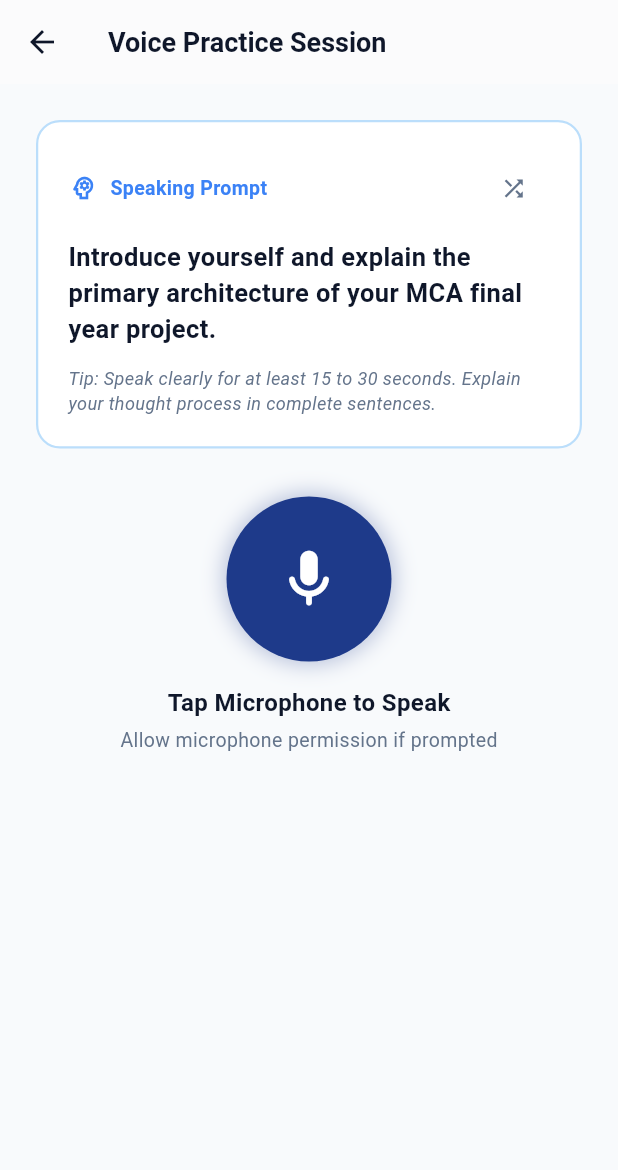
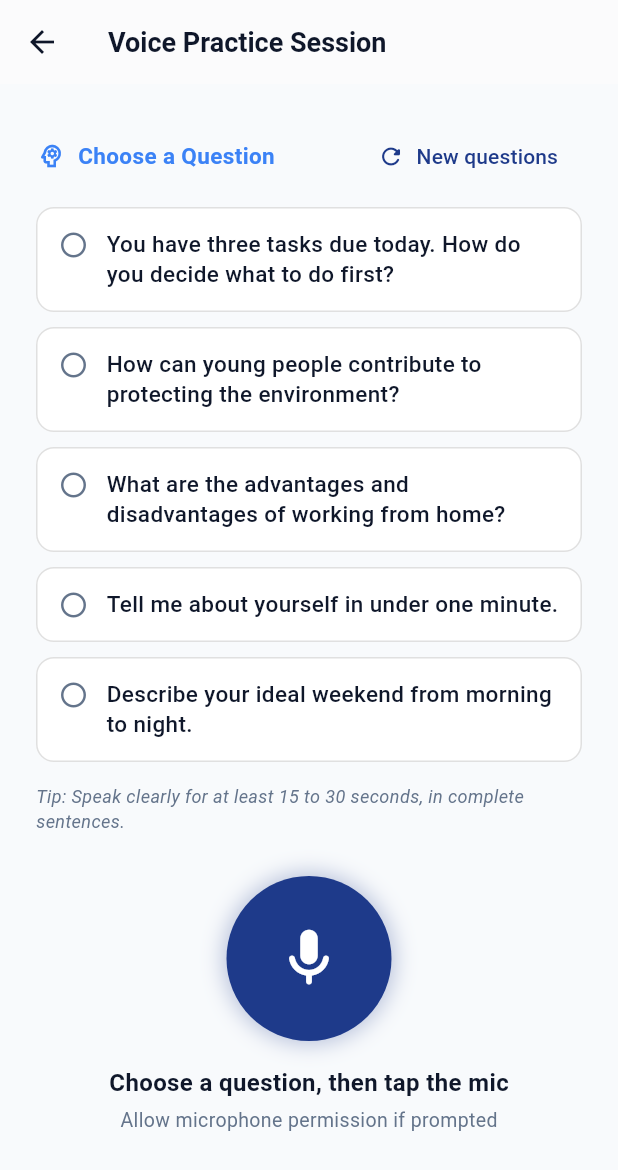
Before and after one commit to Thithiksha-tech/VOICE-IQ, a Flutter app: the PracticeScreen screen opened directly, on a phone screen of 412 x 824 dp. Shown: the top 1170 px of the screen. Run offline on Flutter 3.47's test engine with Material 3 defaults, Android fonts, the light colour scheme and no system bars; our stand-ins replace audioplayers, permission_handler, shared_preferences; missing offline and left inert: record; accounts and stored records are empty; network calls fail.

Commit message:
Add question picker, password reset by email, and a single login
Practice
- Pool of 30 varied speaking questions; the practice screen deals 5 at random,
  the student picks one (or deals new ones) before recording
- The chosen question is locked once a recording exists

Password reset
- POST /api/auth/forgot-password emails a 6-digit code (15 min expiry,
  5 attempts, 60 s resend limit, same reply for unknown emails)
- POST /api/auth/reset-password verifies the code and sets the new password
- Email sent via Brevo's HTTPS API (Render free tier blocks SMTP);
  without BREVO_API_KEY the code is printed to the server log
- Two-step Reset Password screen in the app

Login
- One sign-in for students and admins; the app opens the dashboard for
  the account's role. Remove the separate admin login screen
- Remove pre-filled demo credentials
- Keep typed input when sign-in fails (spinner only on app start)

```diff
--- a/lib/main.dart
+++ b/lib/main.dart
@@ -73,7 +73,7 @@ class AuthWrapper extends StatelessWidget {
   Widget build(BuildContext context) {
     final auth = Provider.of<AuthService>(context);
 
-    if (auth.isLoading) {
+    if (auth.isInitializing) {
       return const Scaffold(
         body: Center(
           child: CircularProgressIndicator(),
--- a/lib/screens/auth/register_screen.dart
+++ b/lib/screens/auth/register_screen.dart
@@ -3,7 +3,7 @@ import 'package:provider/provider.dart';
 import '../../services/auth_service.dart';
 import '../../utils/constants.dart';
 import '../../widgets/custom_button.dart';
-import '../student/student_dashboard_screen.dart';
+import '../../main.dart';
 
 class RegisterScreen extends StatefulWidget {
   const RegisterScreen({super.key});
@@ -40,7 +40,7 @@ class _RegisterScreenState extends State<RegisterScreen> {
     if (success && mounted) {
       Navigator.pushAndRemoveUntil(
         context,
-        MaterialPageRoute(builder: (_) => const StudentDashboardScreen()),
+        MaterialPageRoute(builder: (_) => const AuthWrapper()),
         (route) => false,
       );
     }
--- a/lib/screens/student/practice_screen.dart
+++ b/lib/screens/student/practice_screen.dart
@@ -1,3 +1,4 @@
+import 'dart:math';
 import 'package:flutter/material.dart';
 import 'package:provider/provider.dart';
 import '../../services/auth_service.dart';
@@ -19,7 +20,9 @@ class PracticeScreen extends StatefulWidget {
 class _PracticeScreenState extends State<PracticeScreen> {
   late AudioService _audioService;
   final ApiService _apiService = ApiService();
-  late String _selectedPrompt;
+  final Random _random = Random();
+  List<String> _questions = [];
+  String? _selectedPrompt;
   bool _isSubmitting = false;
   String? _statusMessage;
   String? _errorMessage;
@@ -28,7 +31,11 @@ class _PracticeScreenState extends State<PracticeScreen> {
   void initState() {
     super.initState();
     _audioService = AudioService();
-    _selectedPrompt = widget.initialPrompt ?? AppConstants.defaultPrompts.first;
+    _dealQuestions();
+    if (widget.initialPrompt != null) {
+      _questions[0] = widget.initialPrompt!;
+      _selectedPrompt = widget.initialPrompt;
+    }
   }
 
   @override
@@ -37,13 +44,74 @@ class _PracticeScreenState extends State<PracticeScreen> {
     super.dispose();
   }
 
-  void _cyclePrompt() {
-    final list = AppConstants.defaultPrompts;
-    final currentIndex = list.indexOf(_selectedPrompt);
-    final nextIndex = (currentIndex + 1) % list.length;
-    setState(() {
-      _selectedPrompt = list[nextIndex];
-    });
+  /// Picks a fresh random set of questions, avoiding the ones currently shown.
+  void _dealQuestions() {
+    final pool = AppConstants.questionPool.where((q) => !_questions.contains(q)).toList();
+    final source = pool.length >= AppConstants.questionsPerRound ? pool : List.of(AppConstants.questionPool);
+    source.shuffle(_random);
+    _questions = source.take(AppConstants.questionsPerRound).toList();
+    _selectedPrompt = null;
+  }
+
+  Future<void> _toggleRecording(bool isRecording) async {
+    if (isRecording) {
+      await _audioService.stopRecording();
+      return;
+    }
+    if (_selectedPrompt == null) {
+      ScaffoldMessenger.of(context).showSnackBar(
+        const SnackBar(content: Text('Choose a question above before you start speaking.')),
+      );
+      return;
+    }
+    await _audioService.startRecording();
+  }
+
+  Widget _buildQuestionOption(String question, {required bool locked}) {
+    final selected = question == _selectedPrompt;
+    return Padding(
+      padding: const EdgeInsets.only(bottom: 10),
+      child: Material(
+        color: selected ? AppConstants.primaryLight.withValues(alpha: 0.08) : Colors.white,
+        borderRadius: BorderRadius.circular(12),
+        child: InkWell(
+          borderRadius: BorderRadius.circular(12),
+          onTap: locked ? null : () => setState(() => _selectedPrompt = question),
+          child: Container(
+            padding: const EdgeInsets.symmetric(horizontal: 14, vertical: 14),
+            decoration: BoxDecoration(
+              borderRadius: BorderRadius.circular(12),
+              border: Border.all(
+                color: selected ? AppConstants.primaryLight : Colors.grey.shade300,
+                width: selected ? 1.8 : 1,
+              ),
+            ),
+            child: Row(
+              crossAxisAlignment: CrossAxisAlignment.start,
+              children: [
+                Icon(
+                  selected ? Icons.radio_button_checked : Icons.radio_button_unchecked,
+                  size: 20,
+                  color: selected ? AppConstants.primaryLight : AppConstants.textSecondary,
+                ),
+                const SizedBox(width: 12),
+                Expanded(
+                  child: Text(
+                    question,
+                    style: TextStyle(
+                      fontSize: 15,
+                      height: 1.35,
+                      fontWeight: selected ? FontWeight.w600 : FontWeight.w500,
+                      color: AppConstants.textPrimary,
+                    ),
+                  ),
+                ),
+              ],
+            ),
+          ),
+        ),
+      ),
+    );
   }
 
   Future<void> _handleSubmit() async {
@@ -72,7 +140,7 @@ class _PracticeScreenState extends State<PracticeScreen> {
 
       final session = await _apiService.uploadAndAnalyzeAudio(
         audioPath: _audioService.recordedFilePath!,
-        prompt: _selectedPrompt,
+        prompt: _selectedPrompt!,
         durationSec: _audioService.recordingDuration.toDouble(),
         token: token,
       );
@@ -108,6 +176,7 @@ class _PracticeScreenState extends State<PracticeScreen> {
         final hasRecording = _audioService.hasRecording;
         final isPlaying = _audioService.isPlaying;
         final duration = _audioService.recordingDuration;
+        final locked = isRecording || hasRecording || _isSubmitting;
 
         return Scaffold(
           backgroundColor: AppConstants.backgroundColor,
@@ -123,57 +192,39 @@ class _PracticeScreenState extends State<PracticeScreen> {
               child: Column(
                 crossAxisAlignment: CrossAxisAlignment.stretch,
                 children: [
-                  // Speaking Prompt Card
-                  Container(
-                    padding: const EdgeInsets.all(20),
-                    decoration: BoxDecoration(
-                      color: Colors.white,
-                      borderRadius: BorderRadius.circular(16),
-                      border: Border.all(color: Colors.blue.shade100, width: 1.5),
-                    ),
-                    child: Column(
-                      crossAxisAlignment: CrossAxisAlignment.start,
-                      children: [
+                  // Question picker: choose 1 of 5 random questions; locked once recorded
                   Row(
                     mainAxisAlignment: MainAxisAlignment.spaceBetween,
                     children: [
-                            const Row(
+                      Row(
                         children: [
-                                Icon(Icons.psychology_outlined, color: AppConstants.primaryLight, size: 20),
-                                SizedBox(width: 8),
+                          const Icon(Icons.psychology_outlined, color: AppConstants.primaryLight, size: 20),
+                          const SizedBox(width: 8),
                           Text(
-                                  'Speaking Prompt',
-                                  style: TextStyle(fontSize: 13, fontWeight: FontWeight.bold, color: AppConstants.primaryLight),
+                            locked ? 'Your Question' : 'Choose a Question',
+                            style: const TextStyle(fontSize: 15, fontWeight: FontWeight.bold, color: AppConstants.primaryLight),
                           ),
                         ],
                       ),
-                            if (!isRecording && !_isSubmitting)
-                              IconButton(
-                                icon: const Icon(Icons.shuffle, size: 18, color: AppConstants.textSecondary),
-                                tooltip: 'Next Prompt',
-                                onPressed: _cyclePrompt,
+                      if (!locked)
+                        TextButton.icon(
+                          icon: const Icon(Icons.refresh_rounded, size: 18),
+                          label: const Text('New questions'),
+                          onPressed: () => setState(_dealQuestions),
                         ),
                     ],
                   ),
                   const SizedBox(height: 10),
-                        Text(
-                          _selectedPrompt,
-                          style: const TextStyle(
-                            fontSize: 17,
-                            fontWeight: FontWeight.w600,
-                            color: AppConstants.textPrimary,
-                            height: 1.4,
-                          ),
-                        ),
-                        const SizedBox(height: 12),
+                  if (locked && _selectedPrompt != null)
+                    _buildQuestionOption(_selectedPrompt!, locked: true)
+                  else
+                    ..._questions.map((q) => _buildQuestionOption(q, locked: locked)),
+                  const SizedBox(height: 4),
                   const Text(
-                          'Tip: Speak clearly for at least 15 to 30 seconds. Explain your thought process in complete sentences.',
+                    'Tip: Speak clearly for at least 15 to 30 seconds, in complete sentences.',
                     style: TextStyle(fontSize: 12, color: AppConstants.textSecondary, fontStyle: FontStyle.italic),
                   ),
-                      ],
-                    ),
-                  ),
-                  const SizedBox(height: 32),
+                  const SizedBox(height: 28),
 
                   // Recording Visual Stage
                   Center(
@@ -181,15 +232,7 @@ class _PracticeScreenState extends State<PracticeScreen> {
                       children: [
                         // Animated Pulse Circle
                         GestureDetector(
-                          onTap: _isSubmitting
-                              ? null
-                              : () async {
-                                  if (isRecording) {
-                                    await _audioService.stopRecording();
-                                  } else {
-                                    await _audioService.startRecording();
-                                  }
-                                },
+                          onTap: _isSubmitting ? null : () => _toggleRecording(isRecording),
                           child: AnimatedContainer(
                             duration: const Duration(milliseconds: 300),
                             width: isRecording ? 130 : 110,
@@ -220,7 +263,9 @@ class _PracticeScreenState extends State<PracticeScreen> {
                         Text(
                           isRecording
                               ? 'Recording... ${duration ~/ 60}:${(duration % 60).toString().padLeft(2, '0')}'
-                              : (hasRecording ? 'Recording Ready (${duration}s)' : 'Tap Microphone to Speak'),
+                              : (hasRecording
+                                  ? 'Recording Ready (${duration}s)'
+                                  : (_selectedPrompt == null ? 'Choose a question, then tap the mic' : 'Tap Microphone to Speak')),
                           style: TextStyle(
                             fontSize: 16,
                             fontWeight: FontWeight.bold,
--- a/lib/utils/constants.dart
+++ b/lib/utils/constants.dart
@@ -32,7 +32,8 @@ class AppConstants {
   // API Endpoints
   static const String registerEndpoint = '$apiBaseUrl/api/auth/register';
   static const String loginEndpoint = '$apiBaseUrl/api/auth/login';
-  static const String adminLoginEndpoint = '$apiBaseUrl/api/admin/login';
+  static const String forgotPasswordEndpoint = '$apiBaseUrl/api/auth/forgot-password';
+  static const String resetPasswordEndpoint = '$apiBaseUrl/api/auth/reset-password';
   static const String analyzeEndpoint = '$apiBaseUrl/api/audio/analyze';
   static const String studentDashboardEndpoint = '$apiBaseUrl/api/history/dashboard/me';
   static const String studentHistoryEndpoint = '$apiBaseUrl/api/history/student';
@@ -51,12 +52,43 @@ class AppConstants {
   static const Color errorColor = Color(0xFFEF4444);
   static const Color warningColor = Color(0xFFF59E0B);
 
-  // Recommended MCA Viva & Placement Speaking Prompts
-  static const List<String> defaultPrompts = [
-    "Introduce yourself and explain the primary architecture of your MCA final year project.",
-    "Explain the concept of REST APIs and how asynchronous operations are handled in distributed systems.",
-    "Describe an engineering challenge you solved recently and how you debugged the root cause.",
-    "How would you explain the difference between relational databases and NoSQL stores to a stakeholder?",
-    "Deliver a 1-minute pitch on why voice communication analysis is critical for modern software engineers."
+  // Speaking practice question pool; the practice screen shows 5 at random
+  static const int questionsPerRound = 5;
+  static const List<String> questionPool = [
+    // Interview & self-presentation
+    "Tell me about yourself in under one minute.",
+    "What are your greatest strengths, and how have they helped you?",
+    "Describe a weakness you are working on and what you are doing about it.",
+    "Where do you see yourself five years from now?",
+    "Why should a company hire you over other candidates?",
+    "Tell me about a time you worked in a team to achieve a goal.",
+    "Describe a situation where you handled pressure or a tight deadline.",
+    "Tell me about a mistake you made and what you learned from it.",
+    // Everyday & personal
+    "Describe your favourite book or movie and why you recommend it.",
+    "Talk about a person who has inspired you the most.",
+    "Describe a memorable trip or place you have visited.",
+    "What is a hobby you enjoy, and how did you get started with it?",
+    "Describe your ideal weekend from morning to night.",
+    "Talk about a skill you would like to learn and why.",
+    // Opinion & discussion
+    "Should social media have age restrictions? Give your opinion.",
+    "Is online learning as effective as classroom learning?",
+    "What are the advantages and disadvantages of working from home?",
+    "How can young people contribute to protecting the environment?",
+    "Do you think artificial intelligence will create more jobs than it replaces?",
+    "Should mobile phones be allowed in classrooms?",
+    "What makes a good leader? Explain with an example.",
+    // Situational
+    "How would you handle a disagreement with a teammate?",
+    "Explain how you would plan a college event with a small budget.",
+    "You have three tasks due today. How do you decide what to do first?",
+    "How would you convince a friend to start exercising regularly?",
+    // Technology explained simply
+    "Explain how the internet works to someone who has never used it.",
+    "What is cloud computing? Explain it with an everyday example.",
+    "Describe a mobile app you use daily and how you would improve it.",
+    "Explain why cybersecurity matters for ordinary people.",
+    "Describe a project you built and the biggest challenge you faced.",
   ];
 }
--- a/render.yaml
+++ b/render.yaml
@@ -16,6 +16,11 @@ services:
         sync: false
       - key: SECRET_KEY
         generateValue: true
+      # Password reset emails via Brevo (free): API key + a verified sender address
+      - key: BREVO_API_KEY
+        sync: false
+      - key: EMAIL_FROM
+        sync: false
       - key: DATABASE_URL
         fromDatabase:
           name: voiceiq-db
```
Also changed, not shown: lib/screens/auth/admin_login_screen.dart (deleted, +0 -163 lines), lib/screens/auth/forgot_password_screen.dart (added, +229 -0 lines), lib/screens/auth/login_screen.dart (+36 -29 lines), lib/services/api_service.dart (+25 -10 lines), lib/services/auth_service.dart (+4 -19 lines), 4 other files. Lines whose indentation alone changed are shown as unchanged.
